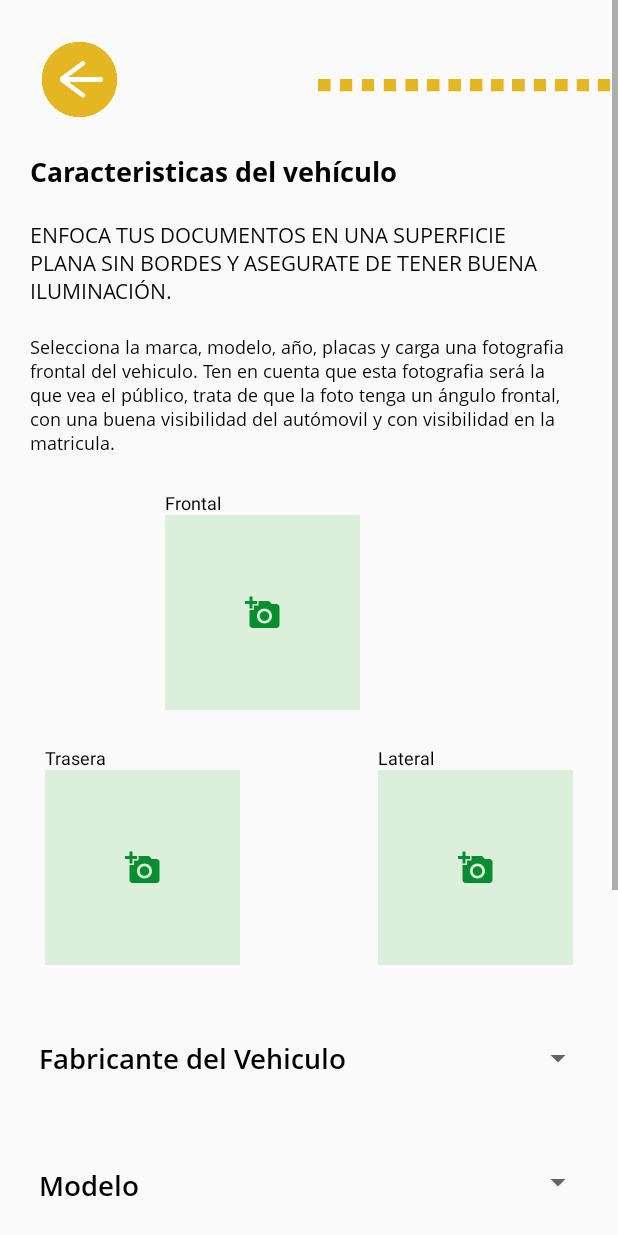
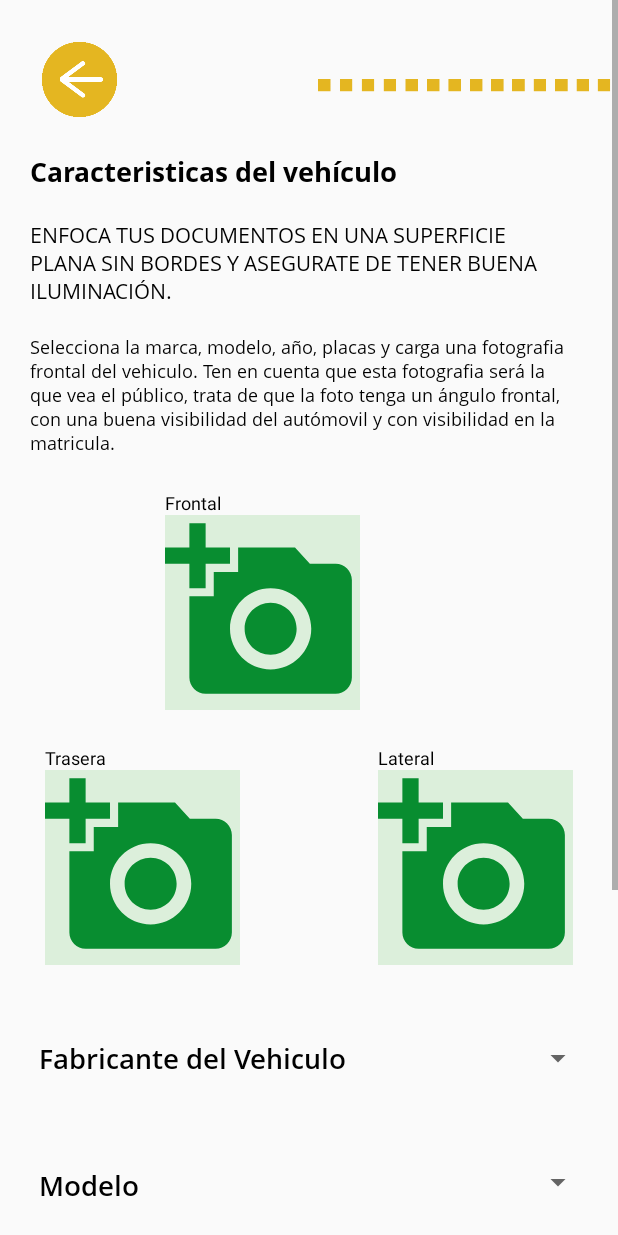
Before and after one commit to tutumAlejandro/TutumConductorV2, an Android app: the MainCapturaCaracteristicas screen opened directly, with no data from a screen before it, on a phone screen of 412 x 824 dp. Run offline under Robolectric (Android 15) with nearby library versions, the light colour scheme and no system bars.

Commit message:
Actualizacion 25-05-2021

```diff
--- a/app/src/main/java/com/example/tutumconductorv2/Registro/documentos_conductor/MainCapturaCaracteristicas.java
+++ b/app/src/main/java/com/example/tutumconductorv2/Registro/documentos_conductor/MainCapturaCaracteristicas.java
@@ -44,7 +44,7 @@ public class MainCapturaCaracteristicas extends AppCompatActivity implements Ada
 
     private ImageView btn_retroceso_caracteristicas;
     private TextInputLayout model_input, matricula_input;
-    private ImageButton btn_frente_carac,btn_trasera_carac,btn_lateral_carac;
+    private ImageView btn_frente_carac,btn_trasera_carac,btn_lateral_carac;
 
     private TextView fabs;
 
--- a/app/src/main/java/com/example/tutumconductorv2/Registro/documentos_conductor/MainCapturaLicencia.java
+++ b/app/src/main/java/com/example/tutumconductorv2/Registro/documentos_conductor/MainCapturaLicencia.java
@@ -39,7 +39,7 @@ public class MainCapturaLicencia extends AppCompatActivity implements View.OnCli
 
     private ImageView btn_regreso_licencia;
     private EditText vigenciaLicencia;
-    private ImageButton licencia_frente, licencia_reverso;
+    private ImageView licencia_frente, licencia_reverso;
 
     private int year, month, day;
     private String rol;
--- a/app/src/main/java/com/example/tutumconductorv2/Registro/documentos_conductor/MainCapturaPoliza.java
+++ b/app/src/main/java/com/example/tutumconductorv2/Registro/documentos_conductor/MainCapturaPoliza.java
@@ -33,7 +33,7 @@ import java.util.Date;
 public class MainCapturaPoliza extends AppCompatActivity implements View.OnClickListener {
 
     private ImageView btn_regreso_poliza;
-    private ImageButton btn_poliza;
+    private ImageView btn_poliza;
     private EditText vigenciaPoliza;
     private int year, month, day;
     private String rol;
--- a/app/src/main/java/com/example/tutumconductorv2/Registro/documentos_conductor/MainCapturaTarjetaCirculacion.java
+++ b/app/src/main/java/com/example/tutumconductorv2/Registro/documentos_conductor/MainCapturaTarjetaCirculacion.java
@@ -33,7 +33,7 @@ import java.util.Date;
 public class MainCapturaTarjetaCirculacion extends AppCompatActivity implements View.OnClickListener {
 
     private ImageView btn_regreso_tarjeta_circulacion;
-    private ImageButton btn_tarjeta;
+    private ImageView btn_tarjeta;
     private EditText vigencia_tarjeta;
     private String rol;
     private int day,month,year;
--- a/app/src/main/java/com/example/tutumconductorv2/Registro/documentos_conductor/MainCapturaTarjeton.java
+++ b/app/src/main/java/com/example/tutumconductorv2/Registro/documentos_conductor/MainCapturaTarjeton.java
@@ -34,7 +34,7 @@ import java.util.Date;
 public class MainCapturaTarjeton extends AppCompatActivity implements View.OnClickListener {
 
     private ImageView btn_regreso_tarjeton;
-    private ImageButton btn_tarjeton;
+    private ImageView btn_tarjeton;
     private EditText vigenciaTarjeton;
     private int year, month, day;
     private String rol;
--- a/app/src/main/res/layout/activity_main_captura_caracteristicas.xml
+++ b/app/src/main/res/layout/activity_main_captura_caracteristicas.xml
@@ -82,7 +82,7 @@
                 android:layout_width="match_parent"
                 android:layout_height="wrap_content">
 
-                <ImageButton
+                <ImageView
                     android:id="@+id/btn_caracteristicas_frontal"
                     android:layout_width="@dimen/width_img_camera"
                     android:layout_height="@dimen/heigth_img_camara"
@@ -94,7 +94,7 @@
                     app:layout_constraintTop_toTopOf="parent"
                     app:srcCompat="@drawable/ic_baseline_add_a_photo_24" />
 
-                <ImageButton
+                <ImageView
                     android:id="@+id/btn_caracteristicas_trasera"
                     android:layout_width="@dimen/width_img_camera"
                     android:layout_height="@dimen/heigth_img_camara"
@@ -106,7 +106,7 @@
                     app:layout_constraintTop_toBottomOf="@+id/btn_caracteristicas_frontal"
                     app:srcCompat="@drawable/ic_baseline_add_a_photo_24" />
 
-                <ImageButton
+                <ImageView
                     android:id="@+id/btn_caracteristicas_lateral"
                     android:layout_width="@dimen/width_img_camera"
                     android:layout_height="@dimen/heigth_img_camara"
--- a/app/src/main/res/layout/activity_main_captura_licencia.xml
+++ b/app/src/main/res/layout/activity_main_captura_licencia.xml
@@ -121,7 +121,7 @@
                 android:layout_width="match_parent"
                 android:layout_height="wrap_content">
 
-                <ImageButton
+                <ImageView
                     android:id="@+id/btn_frontal_licencia"
                     android:layout_width="@dimen/width_img_camera"
                     android:layout_height="@dimen/heigth_img_camara"
@@ -133,7 +133,7 @@
                     app:layout_constraintTop_toTopOf="parent"
                     app:srcCompat="@drawable/ic_baseline_add_a_photo_24" />
 
-                <ImageButton
+                <ImageView
                     android:id="@+id/btn_reverso_licencia"
                     android:layout_width="@dimen/width_img_camera"
                     android:layout_height="@dimen/heigth_img_camara"
--- a/app/src/main/res/layout/activity_main_captura_poliza.xml
+++ b/app/src/main/res/layout/activity_main_captura_poliza.xml
@@ -84,7 +84,7 @@
                 android:layout_width="match_parent"
                 android:layout_height="wrap_content">
 
-                <ImageButton
+                <ImageView
                     android:id="@+id/btn_img_poliza"
                     android:layout_width="@dimen/width_img_camera"
                     android:layout_height="@dimen/heigth_img_camara"
--- a/app/src/main/res/layout/activity_main_captura_tarjeta_circulacion.xml
+++ b/app/src/main/res/layout/activity_main_captura_tarjeta_circulacion.xml
@@ -85,7 +85,7 @@
                 android:layout_width="match_parent"
                 android:layout_height="wrap_content">
 
-                <ImageButton
+                <ImageView
                     android:id="@+id/btn_img_tarjeta"
                     android:layout_width="@dimen/width_img_camera"
                     android:layout_height="@dimen/heigth_img_camara"
--- a/app/src/main/res/layout/activity_main_captura_tarjeton.xml
+++ b/app/src/main/res/layout/activity_main_captura_tarjeton.xml
@@ -115,7 +115,7 @@
                 android:layout_width="match_parent"
                 android:layout_height="wrap_content">
 
-                <ImageButton
+                <ImageView
                     android:id="@+id/btn_img_tarjeton"
                     android:layout_width="@dimen/width_img_camera"
                     android:layout_height="@dimen/heigth_img_camara"
```
